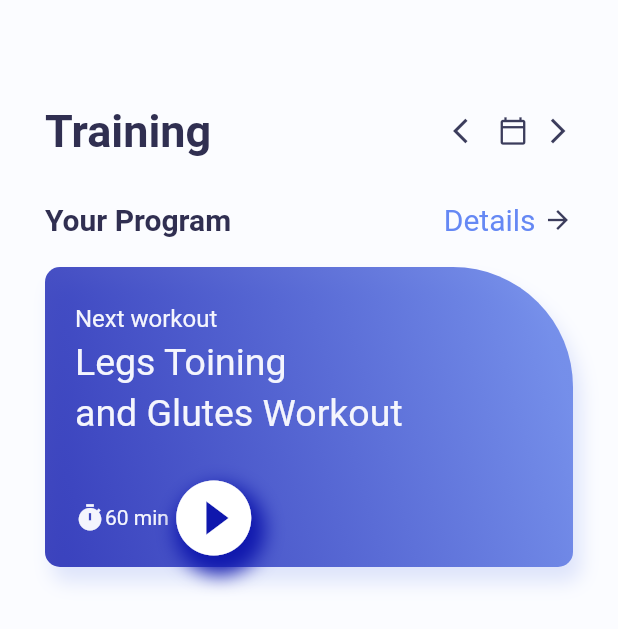
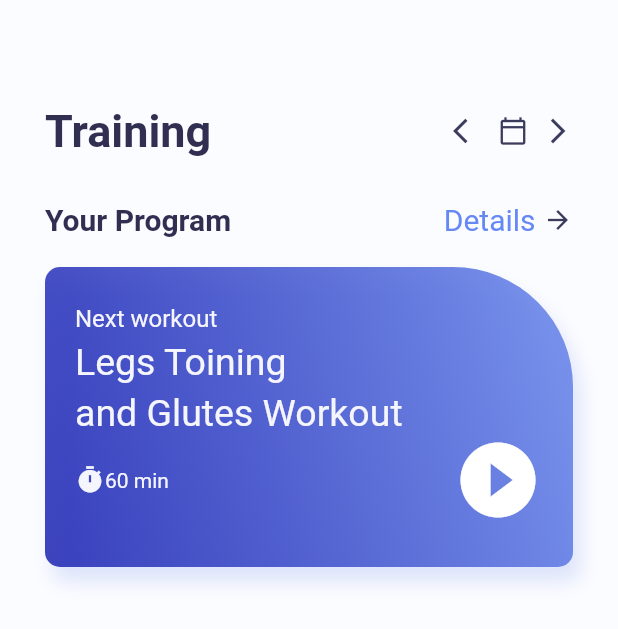
Before and after one commit to kohenro19/MuscleTraining_flutter_001, a Flutter app: the screen it shows after launch, on a phone screen of 412 x 824 dp. Shown: the top 629 px of the screen. Run offline on Flutter 3.47's test engine with Material 2 defaults, Android fonts, the phone set to English and light mode, and no system bars.

Commit message:
20220316r1

```diff
--- a/lib/colors.dart
+++ b/lib/colors.dart
@@ -1,5 +1,4 @@
 import 'dart:ui';
-
 
 class AppColor{
   static Color homePageBackground = const Color(0xFFfbfcff);
--- a/lib/home_page.dart
+++ b/lib/home_page.dart
@@ -127,10 +127,6 @@ class _HomePageState extends State<HomePage> {
                           color: color.AppColor.homePageContainerTextSmall
                         ),
                     ),
-                    SizedBox(height: 25,),
-                    Row(
-                      crossAxisAlignment: CrossAxisAlignment.end,
-                      children: [
                     Row(
                       children: [
                         Icon(
@@ -146,27 +142,15 @@ class _HomePageState extends State<HomePage> {
                             )
                         ),
                         Expanded(child: Container()),
-                            Container(
-                              decoration: BoxDecoration(
-                                borderRadius: BorderRadius.circular(60),
-                                boxShadow: [
-                                  BoxShadow(
-                                    color: color.AppColor.gradientFirst,
-                                    blurRadius: 10,
-                                    offset: Offset(4, 8)
-                                  )
-                                ]
-                              ),
-                              child: Icon(
+                      Icon(
                         Icons.play_circle_fill,
                         color: Colors.white,
                         size: 60,
                       )
-                            )
+
                       ],
                     )
-                      ],
-                    )
+
                   ]
                 ),
               ),
```
Also changed, not shown: lib/main.dart (line endings or trailing spaces). Lines whose indentation alone changed are shown as unchanged.
